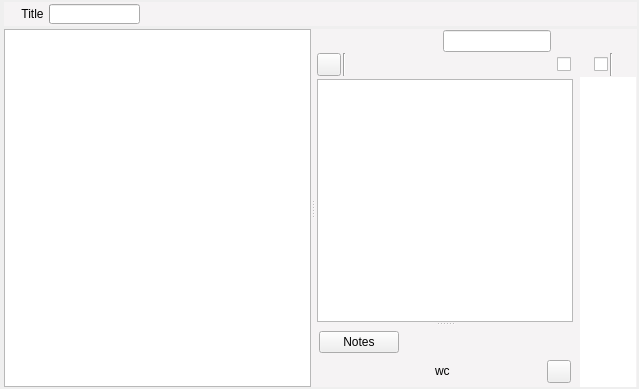
This is ui/manuscript_view.ui in zkovari/plotlyst as Qt 5 draws it before an edit. The edited form follows.
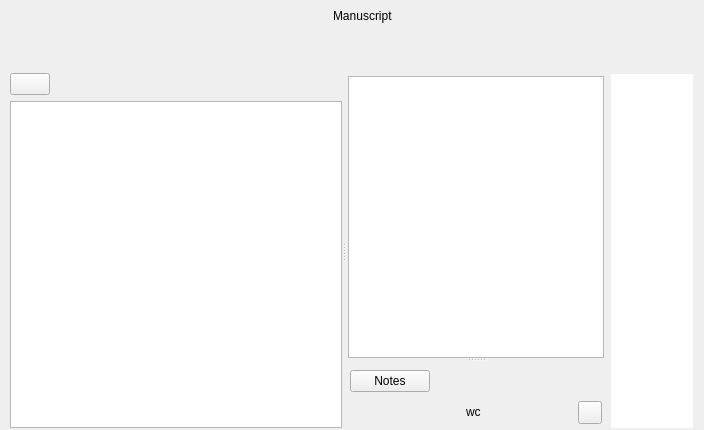
This is the edited form. Custom widgets are drawn as their Qt base class.

Commit message: Renovate manuscript editor

```diff
--- a/ui/manuscript_view.ui
+++ b/ui/manuscript_view.ui
@@ -6,8 +6,8 @@
    <rect>
     <x>0</x>
     <y>0</y>
-    <width>639</width>
-    <height>389</height>
+    <width>704</width>
+    <height>430</height>
    </rect>
   </property>
   <property name="windowTitle">
@@ -19,141 +19,84 @@
                 }
             </string>
   </property>
-  <layout class="QVBoxLayout" name="verticalLayout_2">
+  <layout class="QVBoxLayout" name="verticalLayout_9">
    <property name="spacing">
     <number>3</number>
    </property>
    <property name="leftMargin">
-    <number>4</number>
+    <number>10</number>
    </property>
    <property name="topMargin">
     <number>2</number>
    </property>
    <property name="rightMargin">
-    <number>2</number>
+    <number>10</number>
    </property>
    <property name="bottomMargin">
     <number>2</number>
    </property>
    <item>
-    <widget class="QWidget" name="wdgTitle" native="true">
+    <widget class="QWidget" name="widget_2" native="true">
      <property name="sizePolicy">
       <sizepolicy hsizetype="Preferred" vsizetype="Maximum">
        <horstretch>0</horstretch>
        <verstretch>0</verstretch>
       </sizepolicy>
      </property>
-     <property name="styleSheet">
-      <string notr="true">.QWidget {
-                            background-color: #f5f3f4;
-                            }
-                        </string>
-     </property>
-     <layout class="QHBoxLayout" name="horizontalLayout">
+     <layout class="QHBoxLayout" name="horizontalLayout_3">
       <property name="spacing">
        <number>3</number>
       </property>
       <property name="leftMargin">
-       <number>15</number>
+       <number>2</number>
       </property>
       <property name="topMargin">
-       <number>2</number>
+       <number>4</number>
       </property>
       <property name="rightMargin">
-       <number>0</number>
+       <number>2</number>
       </property>
       <property name="bottomMargin">
-       <number>2</number>
+       <number>4</number>
       </property>
       <item>
-       <widget class="QPushButton" name="btnTitle">
-        <property name="cursor">
-         <cursorShape>PointingHandCursor</cursorShape>
+       <spacer name="horizontalSpacer_2">
+        <property name="orientation">
+         <enum>Qt::Horizontal</enum>
         </property>
+        <property name="sizeHint" stdset="0">
+         <size>
+          <width>40</width>
+          <height>20</height>
+         </size>
+        </property>
+       </spacer>
+      </item>
+      <item>
+       <widget class="QToolButton" name="btnManuscript">
         <property name="styleSheet">
-         <string notr="true">QPushButton {
-                                        border: 1px hidden black;
-                                        padding: 2px;
-                                        }
-
-                                        QPushButton:hover {
-                                        border: 1px dashed black;
-                                        }
-
-                                        QPushButton:pressed {
-                                        border: 1px solid black;
-                                        }
-                                    </string>
+         <string notr="true">border: 0px;</string>
         </property>
         <property name="text">
-         <string>Title</string>
+         <string/>
         </property>
        </widget>
       </item>
-      <item alignment="Qt::AlignHCenter">
-       <widget class="QProgressBar" name="progressStory">
+      <item>
+       <widget class="QLabel" name="lblTitle">
         <property name="sizePolicy">
-         <sizepolicy hsizetype="Maximum" vsizetype="Fixed">
+         <sizepolicy hsizetype="Preferred" vsizetype="Maximum">
           <horstretch>0</horstretch>
           <verstretch>0</verstretch>
          </sizepolicy>
         </property>
-        <property name="minimumSize">
-         <size>
-          <width>0</width>
-          <height>0</height>
-         </size>
-        </property>
-        <property name="maximumSize">
-         <size>
-          <width>16777215</width>
-          <height>20</height>
-         </size>
-        </property>
-        <property name="toolTip">
-         <string>Goal: 80,000 words</string>
-        </property>
-        <property name="styleSheet">
-         <string notr="true"/>
-        </property>
-        <property name="value">
-         <number>0</number>
-        </property>
-        <property name="textVisible">
-         <bool>false</bool>
-        </property>
-        <property name="invertedAppearance">
-         <bool>false</bool>
-        </property>
-       </widget>
-      </item>
-      <item>
-       <widget class="QPushButton" name="btnStoryGoal">
-        <property name="cursor">
-         <cursorShape>PointingHandCursor</cursorShape>
-        </property>
-        <property name="styleSheet">
-         <string notr="true">QPushButton {
-                                        border: 1px hidden black;
-                                        padding: 2px;
-                                        }
-
-                                        QPushButton:hover {
-                                        border: 1px dashed black;
-                                        }
-
-                                        QPushButton:pressed {
-                                        border: 1px solid black;
-                                        }
-                                    </string>
-        </property>
         <property name="text">
-         <string/>
+         <string>Manuscript</string>
         </property>
        </widget>
       </item>
       <item>
-       <spacer name="horizontalSpacer_5">
+       <spacer name="horizontalSpacer_3">
         <property name="orientation">
          <enum>Qt::Horizontal</enum>
         </property>
@@ -168,21 +111,85 @@
      </layout>
     </widget>
    </item>
+   <item>
+    <spacer name="verticalSpacer">
+     <property name="orientation">
+      <enum>Qt::Vertical</enum>
+     </property>
+     <property name="sizeType">
+      <enum>QSizePolicy::Fixed</enum>
+     </property>
+     <property name="sizeHint" stdset="0">
+      <size>
+       <width>20</width>
+       <height>40</height>
+      </size>
+     </property>
+    </spacer>
+   </item>
    <item>
     <widget class="QSplitter" name="splitter">
-     <property name="styleSheet">
-      <string notr="true">QSplitter {background-color: #f5f3f4;}</string>
-     </property>
      <property name="orientation">
       <enum>Qt::Horizontal</enum>
      </property>
-     <property name="handleWidth">
-      <number>4</number>
-     </property>
      <property name="childrenCollapsible">
       <bool>false</bool>
      </property>
-     <widget class="ScenesTreeView" name="treeChapters"/>
+     <widget class="QWidget" name="">
+      <layout class="QVBoxLayout" name="verticalLayout_2">
+       <item>
+        <layout class="QHBoxLayout" name="horizontalLayout_4">
+         <item>
+          <widget class="QPushButton" name="btnAdd">
+           <property name="sizePolicy">
+            <sizepolicy hsizetype="Maximum" vsizetype="Fixed">
+             <horstretch>0</horstretch>
+             <verstretch>0</verstretch>
+            </sizepolicy>
+           </property>
+           <property name="maximumSize">
+            <size>
+             <width>130</width>
+             <height>16777215</height>
+            </size>
+           </property>
+           <property name="cursor">
+            <cursorShape>PointingHandCursor</cursorShape>
+           </property>
+           <property name="text">
+            <string/>
+           </property>
+           <property name="shortcut">
+            <string>Ctrl+N</string>
+           </property>
+           <property name="positive" stdset="0">
+            <bool>true</bool>
+           </property>
+           <property name="base" stdset="0">
+            <bool>true</bool>
+           </property>
+          </widget>
+         </item>
+         <item>
+          <spacer name="horizontalSpacer_5">
+           <property name="orientation">
+            <enum>Qt::Horizontal</enum>
+           </property>
+           <property name="sizeHint" stdset="0">
+            <size>
+             <width>40</width>
+             <height>20</height>
+            </size>
+           </property>
+          </spacer>
+         </item>
+        </layout>
+       </item>
+       <item>
+        <widget class="ScenesTreeView" name="treeChapters"/>
+       </item>
+      </layout>
+     </widget>
      <widget class="QStackedWidget" name="stackedWidget">
       <property name="styleSheet">
        <string notr="true">#pageDistractionFree {
@@ -217,211 +224,6 @@
         <property name="bottomMargin">
          <number>0</number>
         </property>
-        <item>
-         <widget class="QWidget" name="widget" native="true">
-          <property name="sizePolicy">
-           <sizepolicy hsizetype="Preferred" vsizetype="Maximum">
-            <horstretch>0</horstretch>
-            <verstretch>0</verstretch>
-           </sizepolicy>
-          </property>
-          <layout class="QHBoxLayout" name="horizontalLayout_10">
-           <property name="spacing">
-            <number>2</number>
-           </property>
-           <property name="leftMargin">
-            <number>0</number>
-           </property>
-           <property name="topMargin">
-            <number>0</number>
-           </property>
-           <property name="rightMargin">
-            <number>0</number>
-           </property>
-           <property name="bottomMargin">
-            <number>0</number>
-           </property>
-           <item>
-            <spacer name="horizontalSpacer_10">
-             <property name="orientation">
-              <enum>Qt::Horizontal</enum>
-             </property>
-             <property name="sizeHint" stdset="0">
-              <size>
-               <width>40</width>
-               <height>20</height>
-              </size>
-             </property>
-            </spacer>
-           </item>
-           <item>
-            <widget class="QToolButton" name="btnPov">
-             <property name="styleSheet">
-              <string notr="true">border: 0px;</string>
-             </property>
-             <property name="text">
-              <string/>
-             </property>
-            </widget>
-           </item>
-           <item>
-            <widget class="QToolButton" name="btnSceneType">
-             <property name="styleSheet">
-              <string notr="true">border: 0px;</string>
-             </property>
-             <property name="text">
-              <string/>
-             </property>
-            </widget>
-           </item>
-           <item>
-            <widget class="QLineEdit" name="lineSceneTitle">
-             <property name="readOnly">
-              <bool>true</bool>
-             </property>
-            </widget>
-           </item>
-           <item>
-            <spacer name="horizontalSpacer_11">
-             <property name="orientation">
-              <enum>Qt::Horizontal</enum>
-             </property>
-             <property name="sizeHint" stdset="0">
-              <size>
-               <width>40</width>
-               <height>20</height>
-              </size>
-             </property>
-            </spacer>
-           </item>
-          </layout>
-         </widget>
-        </item>
-        <item>
-         <widget class="QWidget" name="wdgToolbar" native="true">
-          <property name="sizePolicy">
-           <sizepolicy hsizetype="Preferred" vsizetype="Maximum">
-            <horstretch>0</horstretch>
-            <verstretch>0</verstretch>
-           </sizepolicy>
-          </property>
-          <property name="styleSheet">
-           <string notr="true">#wdgToolbar {background-color: #f5f3f4;}</string>
-          </property>
-          <layout class="QHBoxLayout" name="horizontalLayout_9">
-           <property name="spacing">
-            <number>2</number>
-           </property>
-           <property name="leftMargin">
-            <number>2</number>
-           </property>
-           <property name="topMargin">
-            <number>1</number>
-           </property>
-           <property name="rightMargin">
-            <number>2</number>
-           </property>
-           <property name="bottomMargin">
-            <number>1</number>
-           </property>
-           <item>
-            <widget class="QToolButton" name="btnDistractionFree">
-             <property name="sizePolicy">
-              <sizepolicy hsizetype="Maximum" vsizetype="Fixed">
-               <horstretch>0</horstretch>
-               <verstretch>0</verstretch>
-              </sizepolicy>
-             </property>
-             <property name="maximumSize">
-              <size>
-               <width>16777215</width>
-               <height>16777215</height>
-              </size>
-             </property>
-             <property name="cursor">
-              <cursorShape>PointingHandCursor</cursorShape>
-             </property>
-             <property name="text">
-              <string/>
-             </property>
-            </widget>
-           </item>
-           <item>
-            <widget class="Line" name="line_5">
-             <property name="orientation">
-              <enum>Qt::Vertical</enum>
-             </property>
-            </widget>
-           </item>
-           <item>
-            <widget class="SprintWidget" name="wdgSprint" native="true"/>
-           </item>
-           <item>
-            <spacer name="horizontalSpacer_9">
-             <property name="orientation">
-              <enum>Qt::Horizontal</enum>
-             </property>
-             <property name="sizeHint" stdset="0">
-              <size>
-               <width>40</width>
-               <height>20</height>
-              </size>
-             </property>
-            </spacer>
-           </item>
-           <item>
-            <widget class="QToolButton" name="btnSpellCheckIcon">
-             <property name="styleSheet">
-              <string notr="true">border:0px;</string>
-             </property>
-             <property name="text">
-              <string/>
-             </property>
-            </widget>
-           </item>
-           <item>
-            <widget class="Toggle" name="cbSpellCheck">
-             <property name="text">
-              <string/>
-             </property>
-            </widget>
-           </item>
-           <item>
-            <widget class="QToolButton" name="btnAnalysisIcon">
-             <property name="styleSheet">
-              <string notr="true">border:0px;</string>
-             </property>
-             <property name="text">
-              <string/>
-             </property>
-            </widget>
-           </item>
-           <item>
-            <widget class="Toggle" name="btnAnalysis"/>
-           </item>
-           <item>
-            <widget class="Line" name="line_6">
-             <property name="orientation">
-              <enum>Qt::Vertical</enum>
-             </property>
-            </widget>
-           </item>
-           <item>
-            <widget class="QToolButton" name="btnContext">
-             <property name="cursor">
-              <cursorShape>PointingHandCursor</cursorShape>
-             </property>
-             <property name="styleSheet">
-              <string notr="true">QToolButton {border: 0px;}</string>
-             </property>
-             <property name="text">
-              <string/>
-             </property>
-            </widget>
-           </item>
-          </layout>
-         </widget>
-        </item>
         <item>
          <layout class="QHBoxLayout" name="horizontalLayout_2">
           <property name="spacing">
@@ -654,7 +456,7 @@
             <rect>
              <x>0</x>
              <y>0</y>
-             <width>98</width>
+             <width>80</width>
              <height>70</height>
             </rect>
            </property>
@@ -730,11 +532,6 @@
    <extends>QPushButton</extends>
    <header>src.main.python.plotlyst.view.widget.display</header>
   </customwidget>
-  <customwidget>
-   <class>Toggle</class>
-   <extends>QCheckBox</extends>
-   <header>src.main.python.plotlyst.view.widget.input</header>
-  </customwidget>
   <customwidget>
    <class>ReadabilityWidget</class>
    <extends>QWidget</extends>
@@ -750,12 +547,6 @@
    <extends>QToolButton</extends>
    <header>src.main.python.plotlyst.view.widget.scenes</header>
   </customwidget>
-  <customwidget>
-   <class>SprintWidget</class>
-   <extends>QWidget</extends>
-   <header>src.main.python.plotlyst.view.widget.manuscript</header>
-   <container>1</container>
-  </customwidget>
   <customwidget>
    <class>ManuscriptTextEditor</class>
    <extends>QTextEdit</extends>
```
The commit also changes 2 other files.
